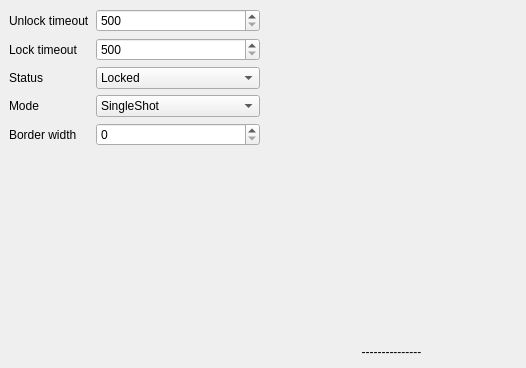
This is mainwindow.ui in weirdgyn/QLockButton as Qt 5 draws it before an edit. The edited form follows.
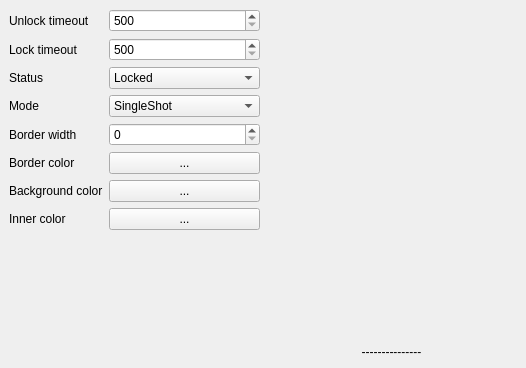
This is the edited form. Custom widgets are drawn as their Qt base class.

```diff
--- a/mainwindow.ui
+++ b/mainwindow.ui
@@ -103,6 +103,48 @@
       <item row="4" column="1">
        <widget class="QSpinBox" name="borderWidth"/>
       </item>
+      <item row="5" column="0">
+       <widget class="QLabel" name="borderColorLabel">
+        <property name="text">
+         <string>Border color</string>
+        </property>
+       </widget>
+      </item>
+      <item row="6" column="0">
+       <widget class="QLabel" name="backgroundColorLabel">
+        <property name="text">
+         <string>Background color</string>
+        </property>
+       </widget>
+      </item>
+      <item row="7" column="0">
+       <widget class="QLabel" name="innerColorLabel">
+        <property name="text">
+         <string>Inner color</string>
+        </property>
+       </widget>
+      </item>
+      <item row="5" column="1">
+       <widget class="QPushButton" name="borderColor">
+        <property name="text">
+         <string>...</string>
+        </property>
+       </widget>
+      </item>
+      <item row="6" column="1">
+       <widget class="QPushButton" name="backgroundColor">
+        <property name="text">
+         <string>...</string>
+        </property>
+       </widget>
+      </item>
+      <item row="7" column="1">
+       <widget class="QPushButton" name="innerColor">
+        <property name="text">
+         <string>...</string>
+        </property>
+       </widget>
+      </item>
      </layout>
     </item>
     <item>
```
Left out of the diff: 8 changed lines with no effect on the pictures.
